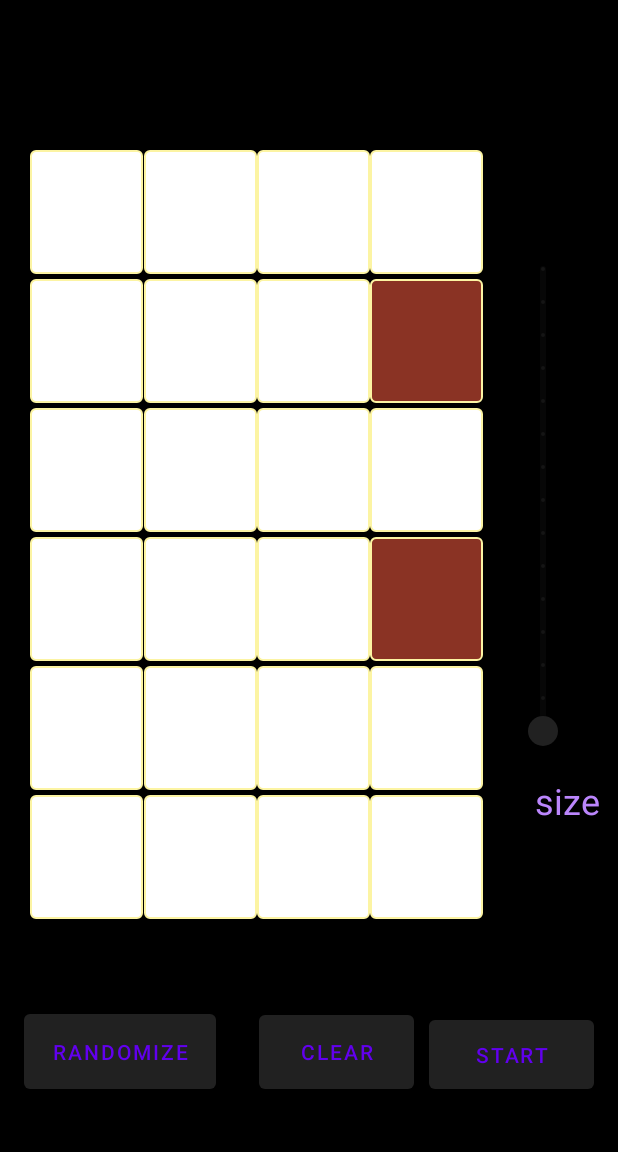
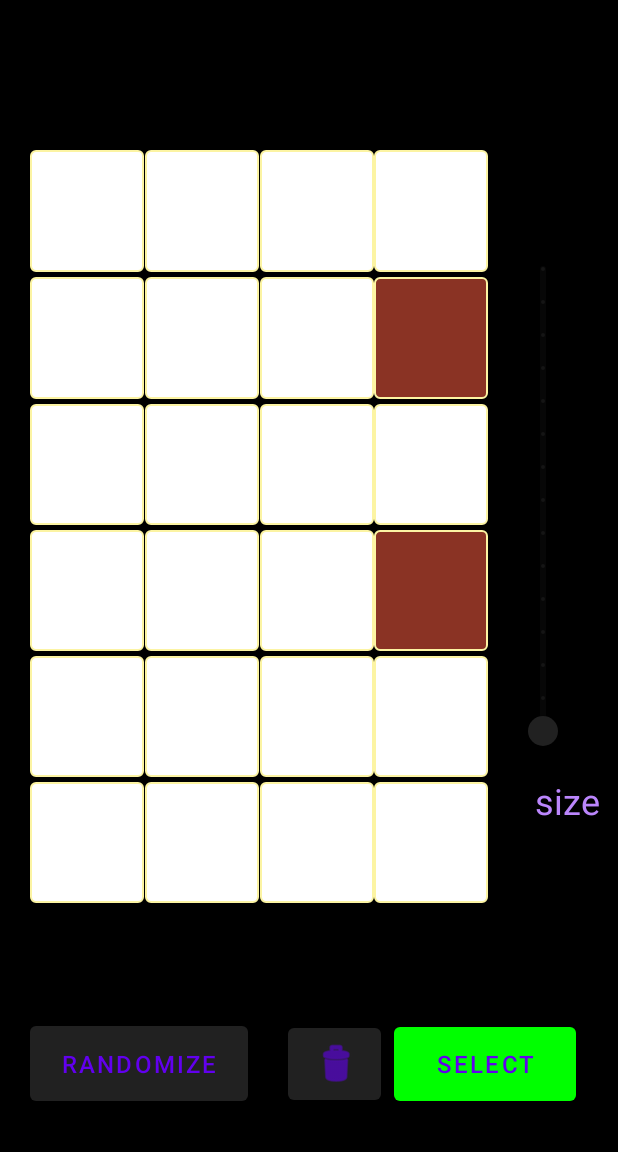
Before and after one commit to harshoo3/VisualDSA, an Android app: the mazeActivity screen opened directly, with no data from a screen before it, after a tap on "RANDOMIZE", on a phone screen of 412 x 824 dp, the part 84-1236 px from its top. Run offline under Robolectric (Android 15) with nearby library versions, the phone set to English and light mode, and no system bars.

Commit message:
google icons

```diff
--- a/app/build.gradle
+++ b/app/build.gradle
@@ -11,6 +11,7 @@ android {
         configurations.all {
             resolutionStrategy { force 'androidx.core:core-ktx:1.6.0' }
         }
+        vectorDrawables.useSupportLibrary = true
         applicationId "com.example.visualdsa"
         minSdk 24
         targetSdk 31
--- a/app/src/main/java/com/example/visualdsa/mazeActivity.kt
+++ b/app/src/main/java/com/example/visualdsa/mazeActivity.kt
@@ -1,6 +1,7 @@
 package com.example.visualdsa
 
 import android.graphics.Color
+import android.graphics.PorterDuff
 import androidx.appcompat.app.AppCompatActivity
 import android.os.Bundle
 import android.view.View
@@ -11,7 +12,10 @@ import android.graphics.drawable.GradientDrawable
 import android.os.Build
 import android.view.MotionEvent
 import androidx.annotation.RequiresApi
+import androidx.core.content.ContextCompat
 import androidx.core.view.marginStart
+import kotlinx.android.synthetic.main.list_item.*
+import kotlinx.android.synthetic.main.list_item.view.*
 
 
 class mazeActivity : AppCompatActivity() {
@@ -28,6 +32,7 @@ class mazeActivity : AppCompatActivity() {
     var buttonIdMap= mutableMapOf<Int,Int>()
     var searchAlgoArr = arrayOf("BFS","DFS", "Dijkstra")
     var algoInUse:Int = 0
+    var algoMap= mutableMapOf<String,Int>("BFS" to 0,"DFS" to 1,"Dijkstra" to 2)
     var algoRunning: Boolean= false
     var algoFinished:Boolean = false
     var algoPaused: Boolean = false
@@ -36,8 +41,11 @@ class mazeActivity : AppCompatActivity() {
     var size:Int = 6
     var n:Int = 4
     private var colorArray= Array(size) { IntArray(n) }
+    private var ogColorArray= Array(size) { IntArray(n) }
     private val buttons: MutableList<MutableList<Button>> = ArrayList()
-
+    var startSelected:Boolean = false
+    var endSelected:Boolean = false
+    var selectPressed:Boolean = false
     override fun onCreate(savedInstanceState: Bundle?) {
         super.onCreate(savedInstanceState)
         setContentView(R.layout.activity_maze)
@@ -69,7 +77,7 @@ class mazeActivity : AppCompatActivity() {
 //            if(algoInUse==1) sortedSetup()
             standardSetup(size,n)
         }
-
+        button.textSize = 16F
         button.setOnClickListener {
             if(algoRunning){
                 algoFinished = true
@@ -79,6 +87,41 @@ class mazeActivity : AppCompatActivity() {
             else{
                 randomize(size,n)
 //                randomize(size,n,true)
+            }
+        }
+        button2.textSize = 16F
+        button2.setBackgroundColor(green)
+        button2.setOnClickListener {
+            // Code here executes on main thread after user presses button
+            if(algoPaused){
+                algoPaused = false
+                button2.setBackgroundColor(themeColor)
+                button2.text="Pause"
+            }else if(algoRunning){
+                //pause functionality
+                algoPaused = true
+                button2.setBackgroundColor(green)
+                button2.text = "Resume"
+            }else if(algoFinished){
+                setUpWithoutShuffling(size,n)
+            }
+            else if(startSelected && endSelected){
+                button2.text = "Pause"
+                button.text = "Stop"
+                slider.isEnabled = false
+                spinner.isEnabled = false
+                button2.setBackgroundColor(themeColor)
+                button.setBackgroundColor(red)
+                when(algoInUse){
+                    0->bfs()
+                    1->dfs()
+                    2->dijkstra()
+                }
+            }else if(selectPressed){
+                Toast.makeText(this,"Select Start and End points first.",Toast.LENGTH_LONG).show()
+            }else{
+                selectPressed = true
+                button2.text = "start"
             }
         }
         button3.setOnClickListener {
@@ -98,16 +141,37 @@ class mazeActivity : AppCompatActivity() {
         createButtonScreen(size,n)
         standardSetup(size,n)
     }
-    private fun toggleColorsOnTouch(size: Int,n: Int){
+    private fun bfs(){}
+    private fun dfs(){}
+    private fun dijkstra(){}
+    private fun buttonfunctionality(size: Int,n: Int){
+        for(i in 0..size-1){
+            for(j in 0..n-1){
+                val btn=buttons[i][j]
+//                var touchCheck:Boolean = false
+                if(algoRunning || algoFinished) return
+                btn.setOnClickListener {
+                    if(!selectPressed) toggleColorButton(i,j,brown)
+                    else if(!startSelected){
+                        btn.setCompoundDrawablesWithIntrinsicBounds(R.drawable.ic_baseline_location_on_24,0,0,0)
+                        startSelected=true
+                    }else if(!endSelected){
+                        btn.setCompoundDrawablesWithIntrinsicBounds(android.R.drawable.ic_menu_always_landscape_portrait,0,0,0)
+                        endSelected=true
+                    }
+                }
+            }
+        }
+    }
+    private fun selectStartPoint(size:Int, n:Int){
         for(i in 0..size-1){
             for(j in 0..n-1){
                 val btn=buttons[i][j]
 //                var touchCheck:Boolean = false
                 if(btn.hasFocus()) println("$i,$j")
                 btn.setOnClickListener {
-                    colorButton(i,j)
+                    toggleColorButton(i,j,brown)
                 }
-
             }
         }
     }
@@ -123,24 +187,34 @@ class mazeActivity : AppCompatActivity() {
             temp2.shuffle()
             var rand2:Int = (tempL..tempR).random()
             for(j in 0..rand2-1){
-                if(invert)  colorButton(temp1[j]-1,temp2[i]-1)
-                else colorButton(temp1[i]-1,temp2[j]-1)
+                if(invert)  toggleColorButton(temp1[j]-1,temp2[i]-1,brown)
+                else toggleColorButton(temp1[i]-1,temp2[j]-1,brown)
             }
         }
     }
-    private fun colorButton(i:Int,j:Int){
+    private fun toggleColorButton(i:Int,j:Int,color:Int){
         var setCol:Int =white
         if(colorArray[i][j]==white){
-            setCol = brown
+            setCol = color
         }
         colorFollowingButtons(i,j,j,setCol)
+    }
+    private fun colorButton(i:Int,j:Int,color:Int){
+        colorFollowingButtons(i,j,j,color)
     }
     private fun standardSetup(size: Int,n:Int){
 //        resetFunctionality(keep)
         destroyButtons()
         createButtonScreen(size,n)
         colorButtonScreen(size,n)
-        toggleColorsOnTouch(size,n)
+        buttonfunctionality(size,n)
+    }
+    private fun setUpWithoutShuffling(size: Int,n:Int){
+//        resetFunctionality(keep)
+        destroyButtons()
+        createButtonScreen(size,n)
+        colorCurrentButtonScreen(size,n)
+        buttonfunctionality(size,n)
     }
     private fun createButtonScreen(size: Int,n:Int) {
 
@@ -205,6 +279,13 @@ class mazeActivity : AppCompatActivity() {
             colorFollowingButtons(i,0,n-1,white)
         }
     }
+    private fun colorCurrentButtonScreen(size:Int,n:Int){
+        for(i in 0..size-1){
+            for(j in 0..n-1){
+                colorFollowingButtons(i,j,j,ogColorArray[i][j])
+            }
+        }
+    }
 
     private fun colorFollowingButtons(row:Int, left:Int, right:Int, color:Int){
         val gd1 = GradientDrawable()
@@ -237,14 +318,7 @@ class mazeActivity : AppCompatActivity() {
                 // Do what you want
                 val item = spinner.selectedItem.toString()
                 if(id == R.id.spinner_maze1){
-//                    if(item == "Binary Search"){
-//                        algoInUse = 1
-//                        sortedSetup()
-//
-//                    }else{
-//                        algoInUse=0
-//                        standardSetup()
-//                    }
+                    algoInUse= algoMap[item]!!
                 }else{
                     speedInUSe = speedMap[item]!!
                     speed= (1000*speedInUSe).toLong()
--- /dev/null
+++ b/app/src/main/res/drawable/ic_baseline_location_on_24.xml
@@ -0,0 +1,5 @@
+<vector android:height="24dp" android:tint="#D21D1D"
+    android:viewportHeight="24" android:viewportWidth="24"
+    android:width="24dp" xmlns:android="http://schemas.android.com/apk/res/android">
+    <path android:fillColor="@android:color/white" android:pathData="M12,2C8.13,2 5,5.13 5,9c0,5.25 7,13 7,13s7,-7.75 7,-13c0,-3.87 -3.13,-7 -7,-7zM12,11.5c-1.38,0 -2.5,-1.12 -2.5,-2.5s1.12,-2.5 2.5,-2.5 2.5,1.12 2.5,2.5 -1.12,2.5 -2.5,2.5z"/>
+</vector>
--- a/app/src/main/res/layout/activity_maze.xml
+++ b/app/src/main/res/layout/activity_maze.xml
@@ -9,8 +9,8 @@
 
     <LinearLayout
         android:id="@+id/col2"
-        android:layout_width="302dp"
-        android:layout_height="516dp"
+        android:layout_width="305dp"
+        android:layout_height="505dp"
         android:layout_marginStart="20dp"
         android:layout_marginTop="100dp"
 
@@ -21,35 +21,49 @@
         app:layout_constraintTop_toTopOf="parent"
         tools:ignore="MissingConstraints" />
 
+
     <Button
         android:id="@+id/randomize_maze"
-        android:layout_width="128dp"
+        android:layout_width="145dp"
         android:layout_height="62dp"
-        android:layout_marginStart="16sp"
-        android:layout_marginBottom="36sp"
+        android:layout_marginStart="20dp"
+        android:layout_marginBottom="28dp"
         android:text="@string/randomize"
         app:layout_constraintBottom_toBottomOf="parent"
         app:layout_constraintStart_toStartOf="parent" />
 
+    <LinearLayout
+        android:id="@+id/my_button"
+        android:layout_width="62dp"
+        android:layout_height="61dp"
+        android:layout_marginEnd="158dp"
+        android:layout_marginBottom="28dp"
+        android:gravity="center"
+        android:orientation="horizontal"
+        app:layout_constraintBottom_toBottomOf="parent"
+        app:layout_constraintEnd_toEndOf="parent">
+
+        <Button
+            android:id="@+id/clear_maze"
+            android:layout_width="wrap_content"
+            android:layout_height="60dp"
+            android:gravity="center"
+            android:textAlignment="center"
+            app:icon="@android:drawable/ic_menu_delete" />
+
+    </LinearLayout>
+
     <Button
-        android:id="@+id/clear_maze"
-        android:layout_width="103dp"
+        android:id="@+id/start_maze"
+        android:layout_width="121dp"
         android:layout_height="61dp"
-        android:layout_marginEnd="136dp"
-        android:layout_marginBottom="36dp"
-        android:text="@string/clear"
+        android:layout_marginEnd="28dp"
+
+        android:layout_marginBottom="28dp"
+        android:text="@string/select"
         app:layout_constraintBottom_toBottomOf="parent"
         app:layout_constraintEnd_toEndOf="parent" />
 
-    <Button
-        android:id="@+id/start_maze"
-        android:layout_width="110dp"
-        android:layout_height="58dp"
-        android:layout_marginEnd="16sp"
-        android:layout_marginBottom="36sp"
-        android:text="@string/start"
-        app:layout_constraintBottom_toBottomOf="parent"
-        app:layout_constraintEnd_toEndOf="parent" />
     <TextView
         android:id="@+id/textView400"
         android:layout_width="wrap_content"
--- a/app/src/main/res/values/strings.xml
+++ b/app/src/main/res/values/strings.xml
@@ -19,6 +19,7 @@
     <string name="slider">slider</string>
     <string name="hello">hello</string>
     <string name="clear">clear</string>
+    <string name="select">select</string>
     <string-array name="searchAlgorithmList">
         <item>Linear Search</item>
         <item>Binary Search</item>
```
